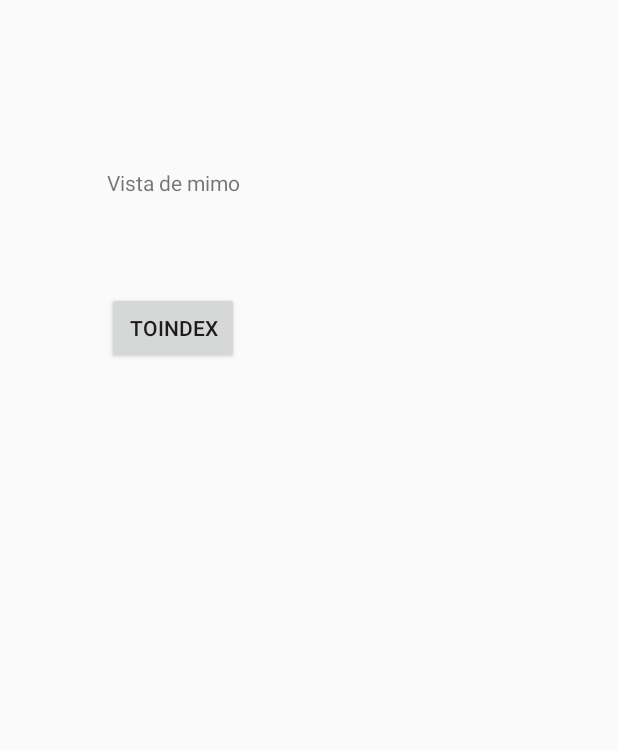
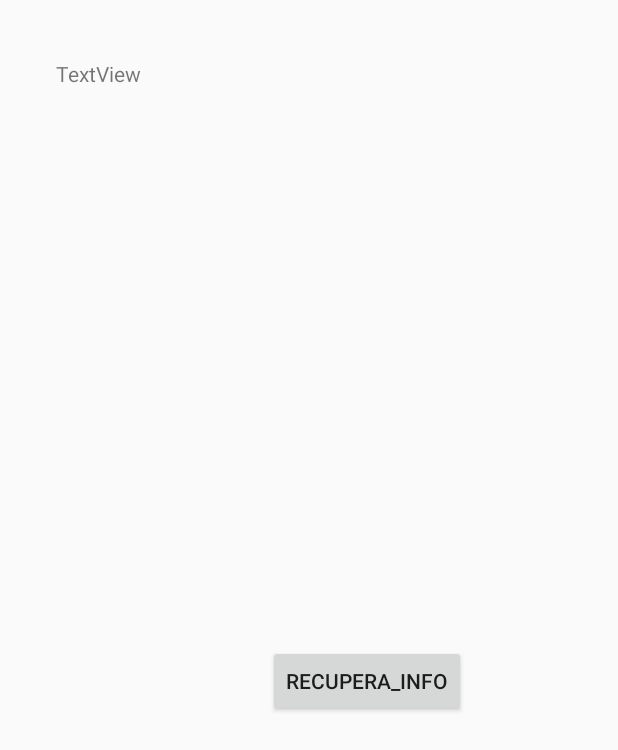
Before and after one commit to optimisaoneteam/AndroidAPP, an Android app: the Main2Activity screen opened directly, with no data from a screen before it, on a phone screen of 412 x 824 dp. Shown: the top 750 px of the screen. Run offline under Robolectric (Android 15) with nearby library versions, the phone set to English and light mode, and no system bars.

Commit message:
agregé una funcinalidad a la vista 2

```diff
--- a/app/src/main/res/layout/activity_main2.xml
+++ b/app/src/main/res/layout/activity_main2.xml
@@ -2,35 +2,36 @@
 <android.support.constraint.ConstraintLayout xmlns:android="http://schemas.android.com/apk/res/android"
     xmlns:app="http://schemas.android.com/apk/res-auto"
     xmlns:tools="http://schemas.android.com/tools"
+    android:id="@+id/constraintLayout"
     android:layout_width="match_parent"
     android:layout_height="match_parent"
-    app:layout_behavior="@string/appbar_scrolling_view_behavior"
-    tools:context="com.example.foyarzun.appoptimisa.Main2Activity"
-    tools:showIn="@layout/activity_main2">
+    app:layout_behavior="@string/appbar_scrolling_view_behavior">
 
     <RelativeLayout
         android:layout_width="368dp"
-        android:layout_height="495dp"
+        android:layout_height="551dp"
         tools:layout_editor_absoluteX="8dp"
         tools:layout_editor_absoluteY="8dp">
 
+        <Button
+            android:id="@+id/button4"
+            android:layout_width="wrap_content"
+            android:layout_height="wrap_content"
+            android:layout_alignParentBottom="true"
+            android:layout_alignParentEnd="true"
+            android:layout_marginBottom="73dp"
+            android:layout_marginEnd="57dp"
+            android:onClick="botonE"
+            android:text="Recupera_info" />
+
         <TextView
-            android:id="@+id/textView"
+            android:id="@+id/textView3"
             android:layout_width="wrap_content"
             android:layout_height="wrap_content"
             android:layout_alignParentStart="true"
             android:layout_alignParentTop="true"
-            android:layout_marginStart="71dp"
-            android:layout_marginTop="112dp"
-            android:text="Vista de mimo" />
-
-        <Button
-            android:id="@+id/INDEX"
-            android:layout_width="wrap_content"
-            android:layout_height="wrap_content"
-            android:layout_alignStart="@+id/textView"
-            android:layout_below="@+id/textView"
-            android:layout_marginTop="63dp"
-            android:text="ToINDEX" />
+            android:layout_marginStart="37dp"
+            android:layout_marginTop="39dp"
+            android:text="TextView" />
     </RelativeLayout>
 </android.support.constraint.ConstraintLayout>
--- a/app/src/main/res/layout/activity_vista1.xml
+++ b/app/src/main/res/layout/activity_vista1.xml
@@ -13,6 +13,6 @@
         android:text="Editado por Ignacio H"
         android:textColor="@color/colorPrimaryDark"
         android:textSize="30sp"
-        tools:layout_editor_absoluteX="83dp"
-        tools:layout_editor_absoluteY="82dp" />
+        tools:layout_editor_absoluteX="60dp"
+        tools:layout_editor_absoluteY="32dp" />
 </android.support.constraint.ConstraintLayout>
```
Also changed, not shown: app/src/main/java/com/example/foyarzun/appoptimisa/Main2Activity.java (+54 -2 lines).
